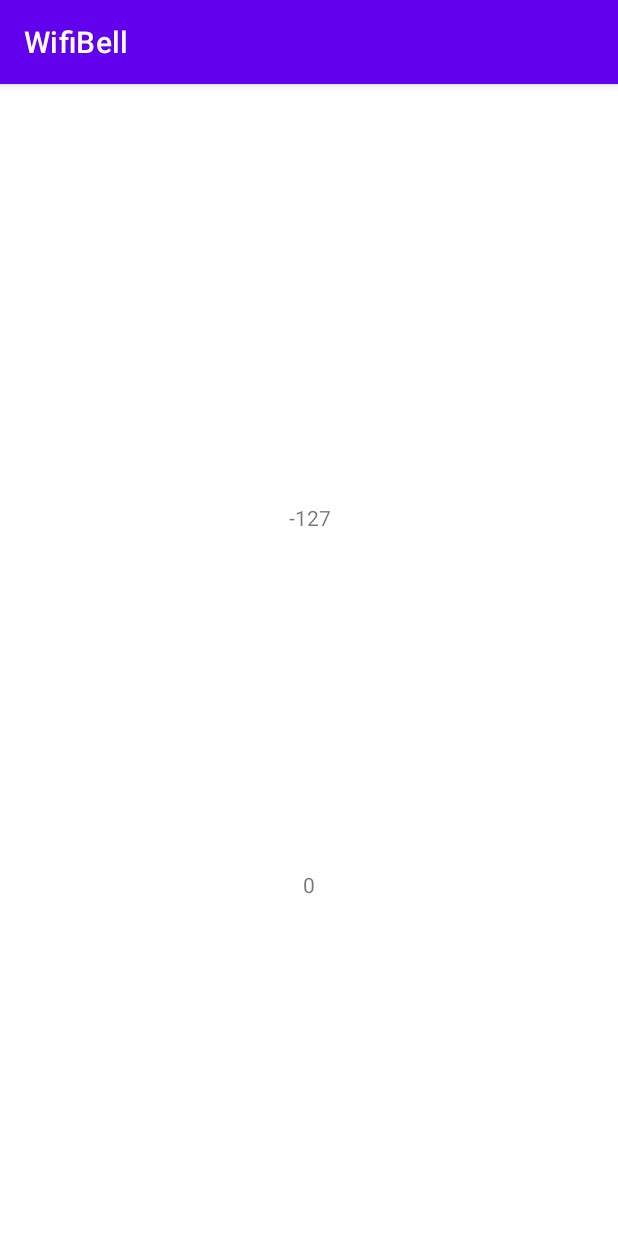
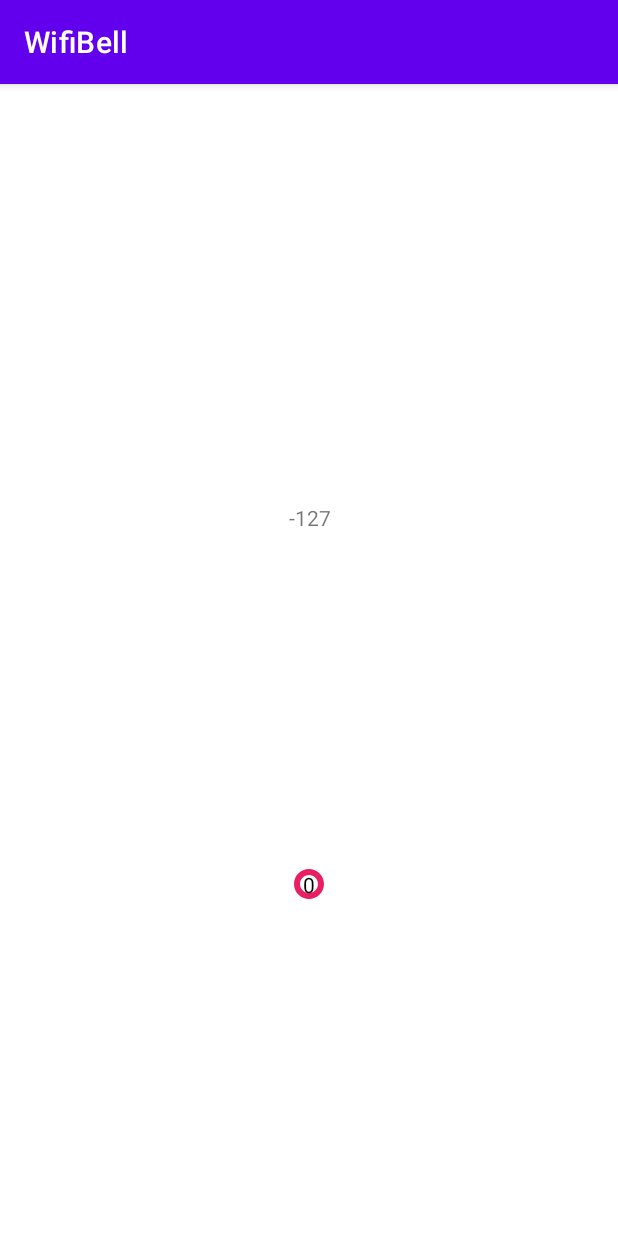
Before and after one commit to kakakoi/wifibell, an Android app: the screen it shows after launch (MainActivity), on a phone screen of 412 x 824 dp. Run offline under Robolectric (Android 15) with nearby library versions, the phone set to English and light mode, and no system bars; our stand-ins replace data binding.

Commit message:
change ping image color

```diff
--- a/app/src/main/java/com/kakakoi/wifibell/ui/main/MainFragment.kt
+++ b/app/src/main/java/com/kakakoi/wifibell/ui/main/MainFragment.kt
@@ -1,17 +1,22 @@
 package com.kakakoi.wifibell.ui.main
 
+import android.graphics.Color
 import android.os.Bundle
+import android.util.Log
 import android.view.LayoutInflater
 import android.view.View
 import android.view.ViewGroup
 import androidx.fragment.app.Fragment
+import androidx.lifecycle.Observer
 import androidx.lifecycle.ViewModelProvider
+import com.kakakoi.wifibell.R
 import com.kakakoi.wifibell.databinding.MainFragmentBinding
 
 class MainFragment : Fragment() {
 
     companion object {
         fun newInstance() = MainFragment()
+        const val TAG = "MainFragment"
     }
 
     private lateinit var viewModel: MainViewModel
@@ -22,16 +27,25 @@
         savedInstanceState: Bundle?
     ): View {
         viewModel = ViewModelProvider(this).get(MainViewModel::class.java)
-
         binding = MainFragmentBinding.inflate(inflater, container, false)
         binding.vm = viewModel
         binding.lifecycleOwner = this
+
+        val signalLevelObserver = Observer<Int> { level ->
+            // Update the UI, in this case, a TextView.
+            binding.signalLevelText.setTextColor(Color.rgb(level, 0, 0))
+            if (level > 70) {
+                binding.pingImage.imageTintList =
+                    context?.getColorStateList(R.color.ping_color_state_list)
+                Log.d(TAG, "onCreateView: level > 70")
+            } else {
+                binding.pingImage.imageTintList =
+                    context?.getColorStateList(R.color.ping_color_warn_state_list)
+                Log.d(TAG, "onCreateView: level < 70")
+            }
+        }
+        viewModel.signalLevel.observe(viewLifecycleOwner, signalLevelObserver)
+
         return binding.root
     }
-
-    override fun onActivityCreated(savedInstanceState: Bundle?) {
-        super.onActivityCreated(savedInstanceState)
-        // TODO: Use the ViewModel
-    }
-
 }
--- a/app/src/main/java/com/kakakoi/wifibell/ui/main/MainViewModel.kt
+++ b/app/src/main/java/com/kakakoi/wifibell/ui/main/MainViewModel.kt
@@ -5,6 +5,8 @@
 import android.hardware.SensorEvent
 import android.hardware.SensorEventListener
 import android.hardware.SensorManager
+import android.media.AudioAttributes
+import android.media.SoundPool
 import android.net.*
 import android.net.wifi.WifiManager
 import android.os.Build
@@ -13,9 +15,10 @@
 import androidx.lifecycle.AndroidViewModel
 import androidx.lifecycle.LiveData
 import androidx.lifecycle.MutableLiveData
+import com.kakakoi.wifibell.R
 
 
-class MainViewModel(application: Application) : AndroidViewModel(application),SensorEventListener {
+class MainViewModel(application: Application) : AndroidViewModel(application), SensorEventListener {
 
     companion object {
         const val SIGNAL_LEVEL = 100
@@ -63,15 +66,23 @@
     val rssiText: LiveData<String>
         get() = _rssiText
 
-    private var _signalLevel: MutableLiveData<String> =
+    private var _signalLevel: MutableLiveData<Int> =
+        MutableLiveData<Int>().also { mutableLiveData ->
+            mutableLiveData.value = 0
+        }
+    val signalLevel: LiveData<Int>
+        get() = _signalLevel
+
+    private var _signalLevelText: MutableLiveData<String> =
         MutableLiveData<String>().also { mutableLiveData ->
             mutableLiveData.value = "-"
         }
-    val signalLevel: LiveData<String>
-        get() = _signalLevel
+    val signalLevelText: LiveData<String>
+        get() = _signalLevelText
 
     init {
         load()
+        sound(application)
         val accel: Sensor = sm.getDefaultSensor(
             Sensor.TYPE_STEP_COUNTER
         )
@@ -79,20 +90,48 @@
         cm.registerNetworkCallback(request, networkCallback)
     }
 
-    private fun load(){
-        val activeNetwork: NetworkInfo? = cm.activeNetworkInfo
-        val isConnected: Boolean = activeNetwork?.isConnectedOrConnecting == true
-
+    private fun load() {
         val info = wm.connectionInfo
 
         _rssi.value = info.rssi
         _rssiText.value = info.rssi.toString()
 
         if (Build.VERSION.SDK_INT >= Build.VERSION_CODES.R) {
-            _signalLevel.value = wm.calculateSignalLevel(info.rssi).toString()
+            _signalLevel.value = wm.calculateSignalLevel(info.rssi)
+            _signalLevelText.value = _signalLevel.value.toString()
         } else {
             _signalLevel.value =
-                WifiManager.calculateSignalLevel(info.rssi, SIGNAL_LEVEL).toString()
+                WifiManager.calculateSignalLevel(info.rssi, SIGNAL_LEVEL)
+            _signalLevelText.value = _signalLevel.value.toString()
+        }
+    }
+
+    private lateinit var soundPool: SoundPool
+    private var soundOne = 0
+
+    private fun sound(application: Application) {
+        val audioAttributes = AudioAttributes.Builder()
+            // USAGE_MEDIA
+            // USAGE_GAME
+            .setUsage(AudioAttributes.USAGE_GAME)
+            // CONTENT_TYPE_MUSIC
+            // CONTENT_TYPE_SPEECH, etc.
+            .setContentType(AudioAttributes.CONTENT_TYPE_SPEECH)
+            .build()
+
+        soundPool = SoundPool.Builder()
+            .setAudioAttributes(audioAttributes)
+            // ストリーム数に応じて
+            .setMaxStreams(2)
+            .build()
+
+        // one.wav をロードしておく
+        soundOne = soundPool.load(application, R.raw.pi, 1)
+
+        // load が終わったか確認する場合
+        soundPool.setOnLoadCompleteListener { soundPool, sampleId, status ->
+            Log.d("debug", "sampleId=$sampleId")
+            Log.d("debug", "status=$status")
         }
     }
 
@@ -106,11 +145,12 @@
 
     override fun onSensorChanged(event: SensorEvent?) {
         load()
+        // play(ロードしたID, 左音量, 右音量, 優先度, ループ, 再生速度)
+        soundPool.play(soundOne, 1.0f, 1.0f, 0, 0, 1.0f)
         Log.d(TAG, "onSensorChanged: ")
     }
 
     override fun onAccuracyChanged(sensor: Sensor?, accuracy: Int) {
-        load()
         Log.d(TAG, "onAccuracyChanged: ")
     }
 }
--- /dev/null
+++ b/app/src/main/res/color/ping_color_state_list.xml
@@ -0,0 +1,4 @@
+<?xml version="1.0" encoding="utf-8"?>
+<selector xmlns:android="http://schemas.android.com/apk/res/android">
+    <item android:color="@color/teal_200" />
+</selector>
--- /dev/null
+++ b/app/src/main/res/color/ping_color_warn_state_list.xml
@@ -0,0 +1,4 @@
+<?xml version="1.0" encoding="utf-8"?>
+<selector xmlns:android="http://schemas.android.com/apk/res/android">
+    <item android:color="@color/red" />
+</selector>
--- /dev/null
+++ b/app/src/main/res/drawable/ic_baseline_trip_origin_24.xml
@@ -0,0 +1,10 @@
+<vector xmlns:android="http://schemas.android.com/apk/res/android"
+    android:width="24dp"
+    android:height="24dp"
+    android:viewportWidth="24"
+    android:viewportHeight="24"
+    android:tint="?attr/colorControlNormal">
+  <path
+      android:fillColor="@android:color/white"
+      android:pathData="M2,12C2,6.48 6.48,2 12,2s10,4.48 10,10 -4.48,10 -10,10S2,17.52 2,12zM12,18c3.31,0 6,-2.69 6,-6s-2.69,-6 -6,-6 -6,2.69 -6,6 2.69,6 6,6z"/>
+</vector>
--- a/app/src/main/res/layout/main_fragment.xml
+++ b/app/src/main/res/layout/main_fragment.xml
@@ -27,11 +27,20 @@
             app:layout_constraintTop_toTopOf="parent"
             app:layout_constraintVertical_bias="0.373" />
 
+        <ImageView
+            android:id="@+id/pingImage"
+            android:layout_width="wrap_content"
+            android:layout_height="wrap_content"
+            app:layout_constraintBottom_toBottomOf="parent"
+            app:layout_constraintEnd_toEndOf="parent"
+            app:layout_constraintStart_toStartOf="parent"
+            app:layout_constraintTop_toBottomOf="@+id/rssiText"
+            android:src="@drawable/ic_baseline_trip_origin_24"/>
         <TextView
             android:id="@+id/signalLevelText"
             android:layout_width="wrap_content"
             android:layout_height="wrap_content"
-            android:text="@{vm.signalLevel}"
+            android:text="@{vm.signalLevelText}"
             app:layout_constraintBottom_toBottomOf="parent"
             app:layout_constraintEnd_toEndOf="parent"
             app:layout_constraintStart_toStartOf="parent"
--- a/app/src/main/res/values/colors.xml
+++ b/app/src/main/res/values/colors.xml
@@ -7,4 +7,5 @@
     <color name="teal_700">#FF018786</color>
     <color name="black">#FF000000</color>
     <color name="white">#FFFFFFFF</color>
+    <color name="red">#E91E63</color>
 </resources>
```
Also changed, not shown: 1 other file.
